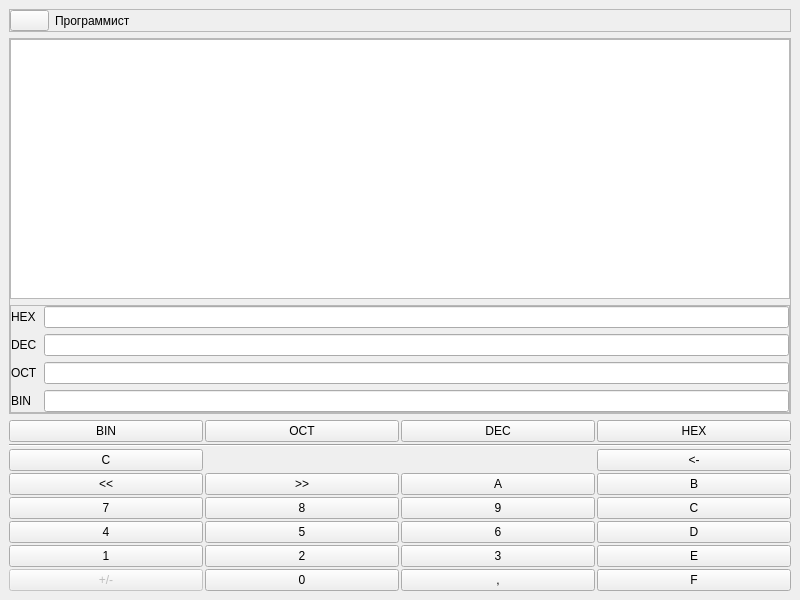
The window that Calculator/Programmist/programmistwindow.ui (tqqqqt/SimpleCalculator) describes before a commit, drawn with Qt 5.
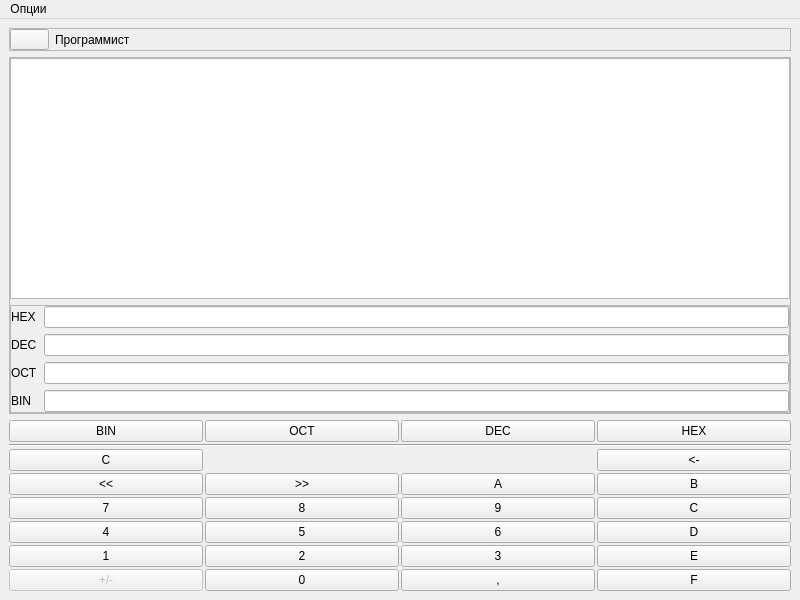
The same window after the commit.

Commit message: added work with settings, load and save settings

```diff
--- a/Calculator/Programmist/programmistwindow.ui
+++ b/Calculator/Programmist/programmistwindow.ui
@@ -753,6 +753,13 @@
      <height>26</height>
     </rect>
    </property>
+   <widget class="QMenu" name="menu">
+    <property name="title">
+     <string>Опции</string>
+    </property>
+    <addaction name="action_settings"/>
+   </widget>
+   <addaction name="menu"/>
   </widget>
  </widget>
  <resources/>
```
Left out of the diff: 5 changed lines with no effect on the pictures. The commit also changes 2 other files.
